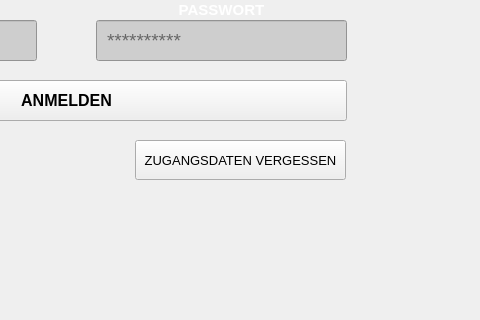
Qt form ui/loginpage.ui (noobondistrax/YourDailies) before a commit; both pictures show x 584 to 1064 and y 264 to 584 of the 1280 by 700 pixel window.
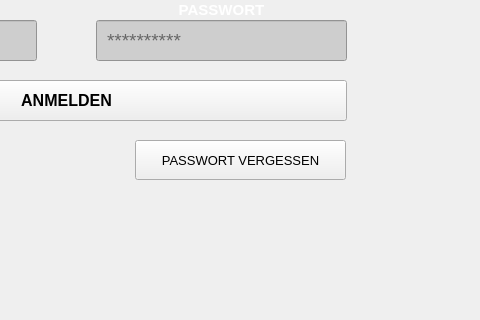
The same form after that commit. Icons and pictures are not drawn.

Diff of the .ui file:
```diff
--- a/ui/loginpage.ui
+++ b/ui/loginpage.ui
@@ -223,7 +223,7 @@
     </font>
    </property>
    <property name="text">
-    <string>ZUGANGSDATEN VERGESSEN</string>
+    <string>PASSWORT VERGESSEN</string>
    </property>
   </widget>
   <zorder>login_pB_register</zorder>
```
